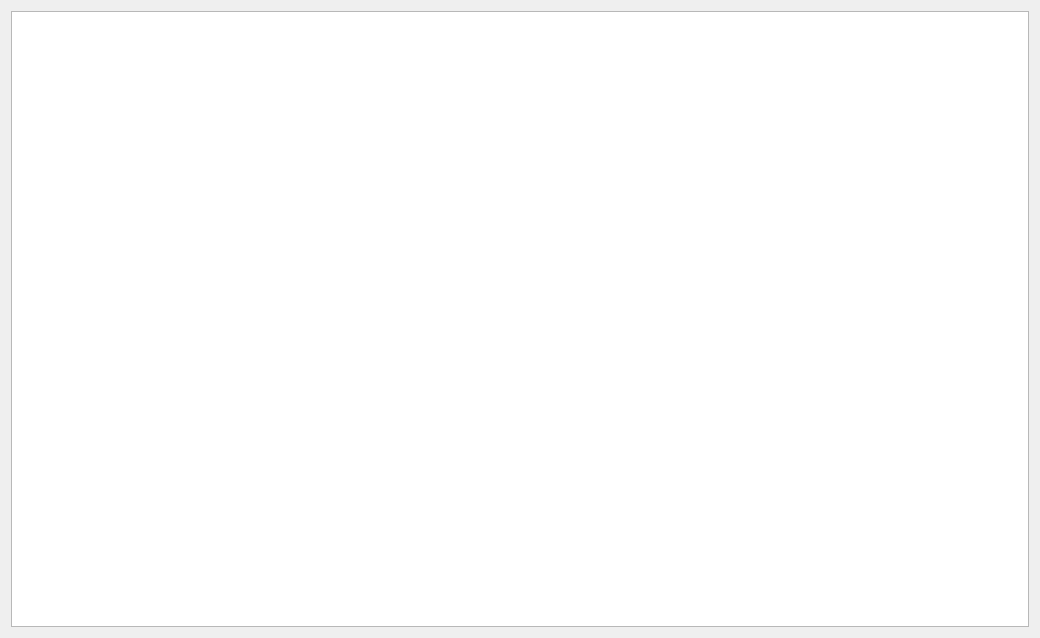
The window that designer/ui/fulfillmentdialog.ui (Aleee/FinanceCalender) describes before a commit, drawn with Qt 5.
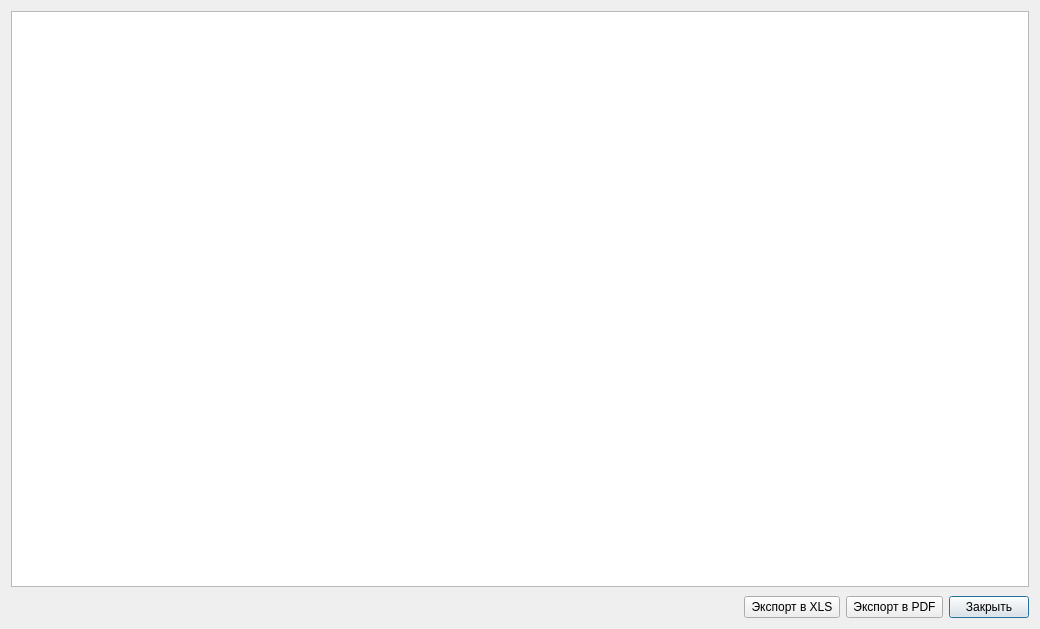
The same window after the commit. Custom widgets are drawn as their Qt base class.

Patch:
```diff
--- a/designer/ui/fulfillmentdialog.ui
+++ b/designer/ui/fulfillmentdialog.ui
@@ -7,16 +7,69 @@
     <x>0</x>
     <y>0</y>
     <width>1040</width>
-    <height>638</height>
+    <height>629</height>
    </rect>
   </property>
   <property name="windowTitle">
    <string>Исполнение финансового плана</string>
   </property>
   <layout class="QGridLayout" name="gridLayout">
-   <item row="0" column="0">
+   <item row="2" column="1">
+    <widget class="QPushButton" name="pb_exportxls">
+     <property name="text">
+      <string> Экспорт в XLS </string>
+     </property>
+    </widget>
+   </item>
+   <item row="0" column="0" colspan="4">
     <widget class="FulfillmentWidget" name="tv_fulfillment"/>
    </item>
+   <item row="2" column="3">
+    <widget class="QPushButton" name="pb_close">
+     <property name="text">
+      <string>Закрыть</string>
+     </property>
+     <property name="default">
+      <bool>true</bool>
+     </property>
+    </widget>
+   </item>
+   <item row="2" column="0">
+    <spacer name="horizontalSpacer">
+     <property name="orientation">
+      <enum>Qt::Orientation::Horizontal</enum>
+     </property>
+     <property name="sizeHint" stdset="0">
+      <size>
+       <width>40</width>
+       <height>20</height>
+      </size>
+     </property>
+    </spacer>
+   </item>
+   <item row="2" column="2">
+    <widget class="QPushButton" name="pb_exportpdf">
+     <property name="text">
+      <string> Экспорт в PDF </string>
+     </property>
+    </widget>
+   </item>
+   <item row="1" column="0">
+    <spacer name="verticalSpacer">
+     <property name="orientation">
+      <enum>Qt::Orientation::Vertical</enum>
+     </property>
+     <property name="sizeType">
+      <enum>QSizePolicy::Policy::Fixed</enum>
+     </property>
+     <property name="sizeHint" stdset="0">
+      <size>
+       <width>20</width>
+       <height>3</height>
+      </size>
+     </property>
+    </spacer>
+   </item>
   </layout>
  </widget>
  <customwidgets>
```
